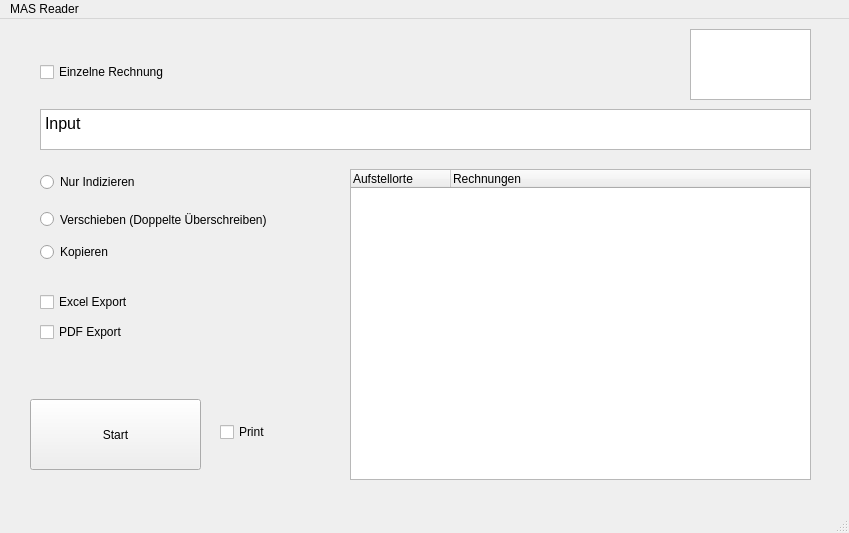
Before: the Qt Designer form GUI/form.ui in Soulchemist97/MAS-3tech-Reader, drawn with Qt 5.
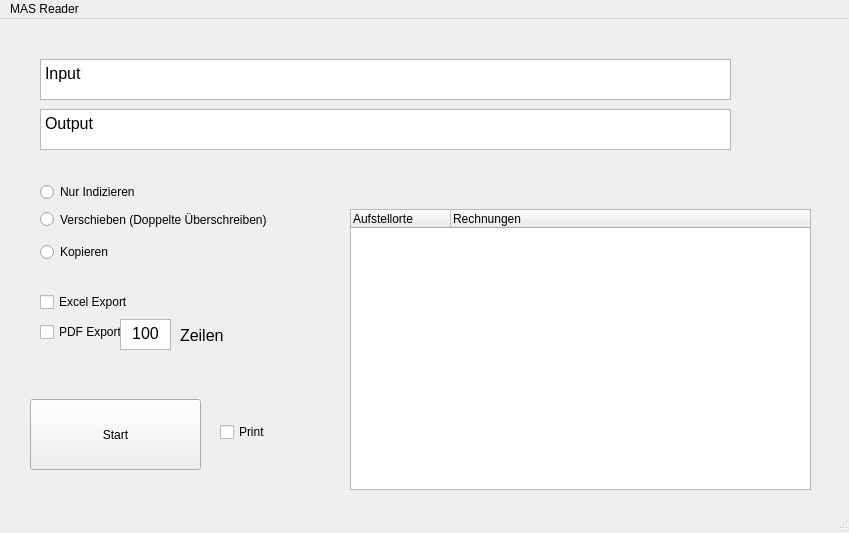
After: the same form once the commit is applied.

Commit message: UI Pfadeingabe Veränderungen

The edit to the form file:
```diff
--- a/GUI/form.ui
+++ b/GUI/form.ui
@@ -70,7 +70,7 @@
     <property name="geometry">
      <rect>
       <x>40</x>
-      <y>150</y>
+      <y>160</y>
       <width>131</width>
       <height>26</height>
      </rect>
@@ -83,9 +83,9 @@
     <property name="geometry">
      <rect>
       <x>350</x>
-      <y>150</y>
+      <y>190</y>
       <width>461</width>
-      <height>311</height>
+      <height>281</height>
      </rect>
     </property>
     <column>
@@ -116,40 +116,17 @@
     <property name="geometry">
      <rect>
       <x>40</x>
-      <y>90</y>
-      <width>771</width>
-      <height>41</height>
-     </rect>
-    </property>
-    <property name="html">
-     <string>&lt;!DOCTYPE HTML PUBLIC &quot;-//W3C//DTD HTML 4.0//EN&quot; &quot;http://www.w3.org/TR/REC-html40/strict.dtd&quot;&gt;
-&lt;html&gt;&lt;head&gt;&lt;meta name=&quot;qrichtext&quot; content=&quot;1&quot; /&gt;&lt;meta charset=&quot;utf-8&quot; /&gt;&lt;style type=&quot;text/css&quot;&gt;
-p, li { white-space: pre-wrap; }
-&lt;/style&gt;&lt;/head&gt;&lt;body style=&quot; font-family:'Segoe UI'; font-size:9pt; font-weight:400; font-style:normal;&quot;&gt;
-&lt;p style=&quot; margin-top:0px; margin-bottom:0px; margin-left:0px; margin-right:0px; -qt-block-indent:0; text-indent:0px;&quot;&gt;&lt;span style=&quot; font-size:12pt;&quot;&gt;Input&lt;/span&gt;&lt;/p&gt;&lt;/body&gt;&lt;/html&gt;</string>
-    </property>
-   </widget>
-   <widget class="QCheckBox" name="SingleBillBox">
-    <property name="geometry">
-     <rect>
-      <x>40</x>
       <y>40</y>
-      <width>161</width>
-      <height>26</height>
+      <width>691</width>
+      <height>41</height>
      </rect>
     </property>
-    <property name="text">
-     <string>Einzelne Rechnung</string>
-    </property>
-   </widget>
-   <widget class="QGraphicsView" name="LogoBox">
-    <property name="geometry">
-     <rect>
-      <x>690</x>
-      <y>10</y>
-      <width>121</width>
-      <height>71</height>
-     </rect>
+    <property name="html">
+     <string>&lt;!DOCTYPE HTML PUBLIC &quot;-//W3C//DTD HTML 4.0//EN&quot; &quot;http://www.w3.org/TR/REC-html40/strict.dtd&quot;&gt;
+&lt;html&gt;&lt;head&gt;&lt;meta name=&quot;qrichtext&quot; content=&quot;1&quot; /&gt;&lt;style type=&quot;text/css&quot;&gt;
+p, li { white-space: pre-wrap; }
+&lt;/style&gt;&lt;/head&gt;&lt;body style=&quot; font-family:'MS Shell Dlg 2'; font-size:8.25pt; font-weight:400; font-style:normal;&quot;&gt;
+&lt;p style=&quot; margin-top:0px; margin-bottom:0px; margin-left:0px; margin-right:0px; -qt-block-indent:0; text-indent:0px;&quot;&gt;&lt;span style=&quot; font-family:'Segoe UI'; font-size:12pt;&quot;&gt;Input&lt;/span&gt;&lt;/p&gt;&lt;/body&gt;&lt;/html&gt;</string>
     </property>
    </widget>
    <widget class="QCheckBox" name="PrintBox">
@@ -165,6 +142,56 @@
      <string>Print</string>
     </property>
    </widget>
+   <widget class="QTextEdit" name="OutputBox">
+    <property name="geometry">
+     <rect>
+      <x>40</x>
+      <y>90</y>
+      <width>691</width>
+      <height>41</height>
+     </rect>
+    </property>
+    <property name="html">
+     <string>&lt;!DOCTYPE HTML PUBLIC &quot;-//W3C//DTD HTML 4.0//EN&quot; &quot;http://www.w3.org/TR/REC-html40/strict.dtd&quot;&gt;
+&lt;html&gt;&lt;head&gt;&lt;meta name=&quot;qrichtext&quot; content=&quot;1&quot; /&gt;&lt;style type=&quot;text/css&quot;&gt;
+p, li { white-space: pre-wrap; }
+&lt;/style&gt;&lt;/head&gt;&lt;body style=&quot; font-family:'MS Shell Dlg 2'; font-size:8.25pt; font-weight:400; font-style:normal;&quot;&gt;
+&lt;p style=&quot; margin-top:0px; margin-bottom:0px; margin-left:0px; margin-right:0px; -qt-block-indent:0; text-indent:0px;&quot;&gt;&lt;span style=&quot; font-family:'Segoe UI'; font-size:12pt;&quot;&gt;Output&lt;/span&gt;&lt;/p&gt;&lt;/body&gt;&lt;/html&gt;</string>
+    </property>
+   </widget>
+   <widget class="QTextEdit" name="PDFLineBox">
+    <property name="geometry">
+     <rect>
+      <x>120</x>
+      <y>300</y>
+      <width>51</width>
+      <height>31</height>
+     </rect>
+    </property>
+    <property name="autoFillBackground">
+     <bool>true</bool>
+    </property>
+    <property name="html">
+     <string>&lt;!DOCTYPE HTML PUBLIC &quot;-//W3C//DTD HTML 4.0//EN&quot; &quot;http://www.w3.org/TR/REC-html40/strict.dtd&quot;&gt;
+&lt;html&gt;&lt;head&gt;&lt;meta name=&quot;qrichtext&quot; content=&quot;1&quot; /&gt;&lt;style type=&quot;text/css&quot;&gt;
+p, li { white-space: pre-wrap; }
+&lt;/style&gt;&lt;/head&gt;&lt;body style=&quot; font-family:'MS Shell Dlg 2'; font-size:8.25pt; font-weight:400; font-style:normal;&quot;&gt;
+&lt;p align=&quot;center&quot; style=&quot; margin-top:0px; margin-bottom:0px; margin-left:0px; margin-right:0px; -qt-block-indent:0; text-indent:0px;&quot;&gt;&lt;span style=&quot; font-family:'Segoe UI'; font-size:12pt;&quot;&gt;100&lt;/span&gt;&lt;/p&gt;&lt;/body&gt;&lt;/html&gt;</string>
+    </property>
+   </widget>
+   <widget class="QLabel" name="label">
+    <property name="geometry">
+     <rect>
+      <x>180</x>
+      <y>307</y>
+      <width>47</width>
+      <height>20</height>
+     </rect>
+    </property>
+    <property name="text">
+     <string>&lt;html&gt;&lt;head/&gt;&lt;body&gt;&lt;p&gt;&lt;span style=&quot; font-size:12pt;&quot;&gt;Zeilen&lt;/span&gt;&lt;/p&gt;&lt;/body&gt;&lt;/html&gt;</string>
+    </property>
+   </widget>
   </widget>
   <widget class="QMenuBar" name="menubar">
    <property name="geometry">
```
Left out of the diff: 6 changed lines with no effect on the pictures. The commit also changes 3 other files.
